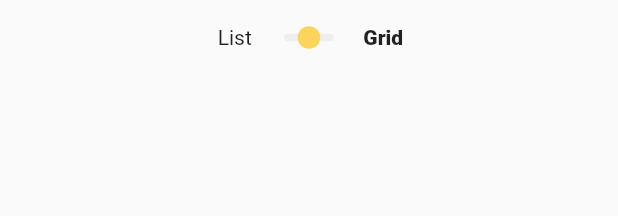
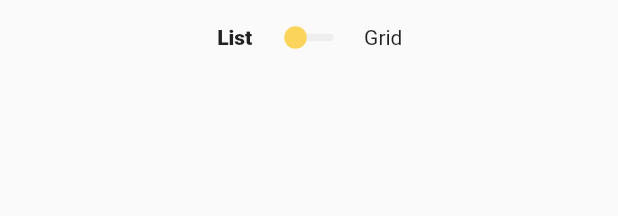
Before and after one commit to Accolads/rescado-app, a Flutter app: the ChoiceToggle widget shown alone on an empty page, opened directly, on a phone screen of 412 x 824 dp. Shown: the top 216 px of the screen. Run offline on Flutter 3.47's test engine with Material 2 defaults, Android fonts, the phone set to English and light mode, and no system bars; our stand-ins replace device_info_plus, firebase_core, firebase_crashlytics, flutter_svg, geolocator, hooks_riverpod and 4 more; accounts and stored records are empty; generated files the repository leaves out were written again; network calls fail; Roboto replaces fonts that are missing (M+ Rounded 1c); statements that could not run were skipped.

Commit message:
Very cool switch

```diff
--- a/lib/src/constants/rescado_constants.dart
+++ b/lib/src/constants/rescado_constants.dart
@@ -1,6 +1,5 @@
 import 'package:flutter/material.dart';
 import 'package:rescado/src/data/custom_theme.dart';
-import 'package:rescado/src/data/models/switch_data.dart';
 
 class RescadoConstants {
   RescadoConstants._();
@@ -34,9 +33,6 @@ class RescadoConstants {
 
   // Initial tab index on the main view
   static int get mainViewInitialTab => 1;
-
-  // Initial switch position
-  static SwitchPosition get initialSwitchPosition =>  SwitchPosition.list;
 
   // region Text styles
 
--- a/lib/src/views/misc/choice_toggle.dart
+++ b/lib/src/views/misc/choice_toggle.dart
@@ -1,68 +1,79 @@
 import 'package:flutter/material.dart';
 import 'package:hooks_riverpod/hooks_riverpod.dart';
+import 'package:rescado/src/data/models/switch_data.dart';
 import 'package:rescado/src/services/controllers/settings_controller.dart';
+import 'package:rescado/src/services/controllers/switch_controller.dart';
 import 'package:rescado/src/utils/extensions.dart';
 
 class ChoiceToggle extends ConsumerWidget {
-  final _width = 33.0;
-
   const ChoiceToggle({
     Key? key,
   }) : super(key: key);
 
   @override
-  Widget build(BuildContext context, WidgetRef ref) =>
-      SizedBox(
+  Widget build(BuildContext context, WidgetRef ref) {
+    final labelPadding = ref.watch(switchControllerProvider).trackWidth * 3;
+
+    return SizedBox(
       width: double.infinity,
       height: 50.0,
       child: Stack(
         alignment: Alignment.center,
         children: [
-            Padding(
-              padding: EdgeInsets.only(right: _width * 3),
+          GestureDetector(
+            onTap: () => ref.read(switchControllerProvider.notifier).onTap(SwitchPosition.left),
+            child: Padding(
+              padding: EdgeInsets.only(right: labelPadding),
               child: Text(
                 context.i10n.labelList,
-                // style: widget.rightActive ? null : const TextStyle(fontWeight: FontWeight.w800),
+                style: ref.watch(switchControllerProvider).position == SwitchPosition.left ? const TextStyle(fontWeight: FontWeight.w800) : null,
               ),
             ),
-            AnimatedContainer(
-                duration: const Duration(milliseconds: 500),
+          ),
+          GestureDetector(
+            onTap: () => ref.read(switchControllerProvider.notifier).onTap(),
+            onHorizontalDragStart: (_) => ref.read(switchControllerProvider.notifier).startDragging(),
+            onHorizontalDragUpdate: (DragUpdateDetails dragUpdateDetails) => ref.read(switchControllerProvider.notifier).handleDragging(dragUpdateDetails),
+            onHorizontalDragEnd: (_) => ref.read(switchControllerProvider.notifier).endDragging(),
             child: Stack(
               alignment: Alignment.center,
               children: <Widget>[
                 Container(
-                      width: _width,
+                  width: ref.watch(switchControllerProvider).trackWidth,
                   height: 5.0,
                   decoration: BoxDecoration(
-                        color: ref.watch(settingsControllerProvider)
-                            .activeTheme
-                            .borderColor,
+                    color: ref.watch(settingsControllerProvider).activeTheme.borderColor,
                     borderRadius: BorderRadius.circular(25.0),
                   ),
                 ),
-                    Container(
-                      width: 15.0,
-                      height: 15.0,
+                AnimatedContainer(
+                  duration: ref.watch(switchControllerProvider).isDragging ? Duration.zero : const Duration(milliseconds: 150),
+                  curve: ref.watch(switchControllerProvider).isDragging ? Curves.linear : Curves.easeOut,
+                  transform: Matrix4.identity()..translate(ref.watch(switchControllerProvider).horizontalOffset, 0), // translate the dragged offset,
+                  child: Container(
+                    width: ref.watch(switchControllerProvider).knobWidth,
+                    height: ref.watch(switchControllerProvider).knobWidth,
                     decoration: BoxDecoration(
-                        color: ref
-                            .watch(settingsControllerProvider)
-                            .activeTheme
-                            .accentColor,
+                      color: ref.watch(settingsControllerProvider).activeTheme.accentColor,
                       shape: BoxShape.circle,
                     ),
                   ),
+                ),
               ],
-                )
             ),
-            Padding(
-              padding: EdgeInsets.only(left: _width * 3),
+          ),
+          GestureDetector(
+            onTap: () => ref.read(switchControllerProvider.notifier).onTap(SwitchPosition.right),
+            child: Padding(
+              padding: EdgeInsets.only(left: labelPadding),
               child: Text(
                 context.i10n.labelGrid,
-                style: const TextStyle(fontWeight: FontWeight.w800),
+                style: ref.watch(switchControllerProvider).position == SwitchPosition.right ? const TextStyle(fontWeight: FontWeight.w800) : null,
+              ),
             ),
           ),
         ],
       ),
     );
-
   }
+}
--- a/lib/src/views/profile_view.dart
+++ b/lib/src/views/profile_view.dart
@@ -148,6 +148,7 @@ class ProfileView extends ConsumerWidget {
               ),
             ],
             body: TabBarView(
+              physics: const NeverScrollableScrollPhysics(),
               children: [
                 _buildLikesPane(),
                 _buildMatchesPane(),
```
Also changed, not shown: lib/src/data/models/card_data.dart (+4 -4 lines), lib/src/data/models/switch_data.dart (+10 -18 lines), lib/src/services/controllers/switch_controller.dart (+47 -11 lines). Lines whose indentation alone changed are shown as unchanged.
